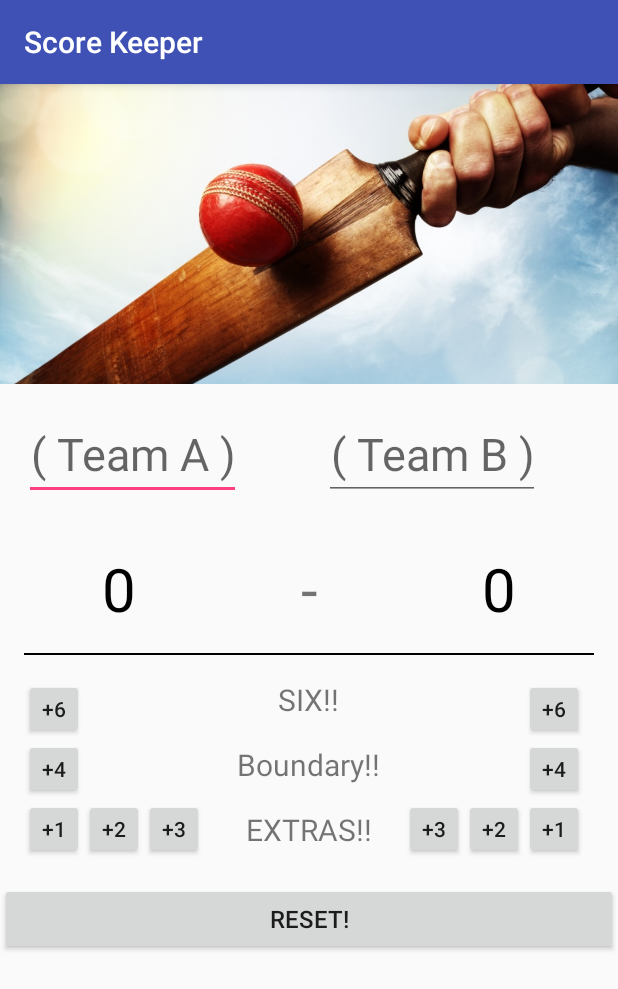
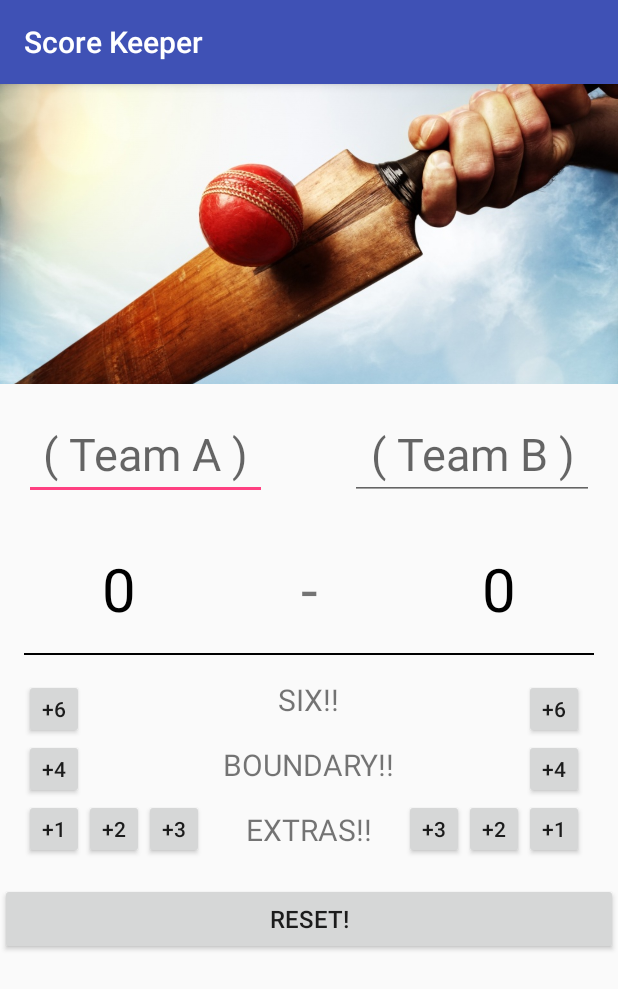
Before and after one commit to rikkz/Score-Keeper, an Android app: the screen it shows after launch (MainActivity), on a phone screen of 412 x 824 dp. Shown: the top 989 px of the screen. Run offline under Robolectric (Android 15) with nearby library versions, the phone set to English and light mode, and no system bars.

Commit message:
Add files via upload

```diff
--- a/app/build.gradle
+++ b/app/build.gradle
@@ -28,3 +28,9 @@ dependencies {
     compile 'com.android.support.constraint:constraint-layout:1.0.2'
     testCompile 'junit:junit:4.12'
 }
+
+android {
+    lintOptions {
+        abortOnError false
+    }
+}
--- a/app/src/main/java/com/example/rohit/scorekeeper/MainActivity.java
+++ b/app/src/main/java/com/example/rohit/scorekeeper/MainActivity.java
@@ -6,7 +6,7 @@ import android.view.View;
 import android.widget.TextView;
 
 class Score{
-    int score;
+    private int score;
     Score()
     {
         score = 0;
@@ -15,14 +15,17 @@ class Score{
     {
         score += num;
     }
+    void setZero(){ score = 0; }
+    int getScore(){ return score; }
 }
 
 
 public class MainActivity extends AppCompatActivity {
 
-    Score A , B;
+    Score A;
+    Score B;
 
-    MainActivity()
+    public MainActivity()
     {
         A = new Score();
         B = new Score();
@@ -99,8 +102,8 @@ public class MainActivity extends AppCompatActivity {
 
     void reset( View view)
     {
-        A.score = 0;
-        B.score = 0;
+        A.setZero();
+        B.setZero();
         displayA();
         displayB();
     }
@@ -108,13 +111,13 @@ public class MainActivity extends AppCompatActivity {
     void displayA()
     {
         TextView teamA = (TextView) findViewById(R.id.teamAscore);
-        teamA.setText("" + A.score);
+        teamA.setText(String.valueOf(A.getScore()));
     }
 
     void displayB()
     {
         TextView teamA = (TextView) findViewById(R.id.teamBscore);
-        teamA.setText("" + B.score);
+        teamA.setText(String.valueOf(B.getScore()));
     }
 
 
--- a/app/src/main/res/layout/activity_main.xml
+++ b/app/src/main/res/layout/activity_main.xml
@@ -1,4 +1,10 @@
 <?xml version="1.0" encoding="utf-8"?>
+<ScrollView
+    xmlns:android="http://schemas.android.com/apk/res/android"
+    xmlns:tools="http://schemas.android.com/tools"
+    android:layout_height="wrap_content"
+    android:layout_width="wrap_content">
+
 <LinearLayout
     xmlns:android="http://schemas.android.com/apk/res/android"
     xmlns:tools="http://schemas.android.com/tools"
@@ -22,20 +28,22 @@
         android:padding="16dp">
 
         <EditText
-            android:layout_width="wrap_content"
+            android:layout_width="0dp"
             android:layout_height="wrap_content"
+            android:layout_weight="1"
             android:inputType="text"
-            android:hint="( Team A )"
+            android:hint="@string/defaultA"
             android:textSize="30sp"
             android:gravity="center"
             android:layout_marginRight="55dp"
             android:id="@+id/TeamA"/>
 
         <EditText
-            android:layout_width="wrap_content"
+            android:layout_width="0dp"
             android:layout_height="wrap_content"
+            android:layout_weight="1"
             android:inputType="text"
-            android:hint="( Team B )"
+            android:hint="@string/defaultB"
             android:gravity="center"
             android:textSize="30sp"
             android:id="@+id/TeamB"/>
@@ -160,14 +168,14 @@
             <TextView
                 android:layout_width="wrap_content"
                 android:layout_height="wrap_content"
-                android:text="SIX!!"
+                android:text="@string/run6"
                 android:layout_marginBottom="16dp"
                 android:textSize="20sp"/>
 
             <TextView
                 android:layout_width="wrap_content"
                 android:layout_height="wrap_content"
-                android:text="Boundary!!"
+                android:text="@string/run4"
                 android:layout_marginBottom="16dp"
 
                 android:textSize="20sp"/>
@@ -175,7 +183,7 @@
             <TextView
                 android:layout_width="wrap_content"
                 android:layout_height="wrap_content"
-                android:text="EXTRAS!!"
+                android:text="@string/extras"
                 android:textSize="20sp"/>
 
 
@@ -247,3 +255,4 @@
 
 
 </LinearLayout>
+</ScrollView>
--- a/app/src/main/res/values/strings.xml
+++ b/app/src/main/res/values/strings.xml
@@ -1,3 +1,9 @@
 <resources>
+    <string name="defaultA">( Team A )</string>
+    <string name="defaultB">( Team B )</string>
     <string name="app_name">Score Keeper</string>
+    <string name="run6">SIX!!</string>
+    <string name="run4">BOUNDARY!!</string>
+    <string name="extras">EXTRAS!!</string>
+
 </resources>
```
Also changed, not shown: build.gradle (line endings or trailing spaces), 2 other files.
